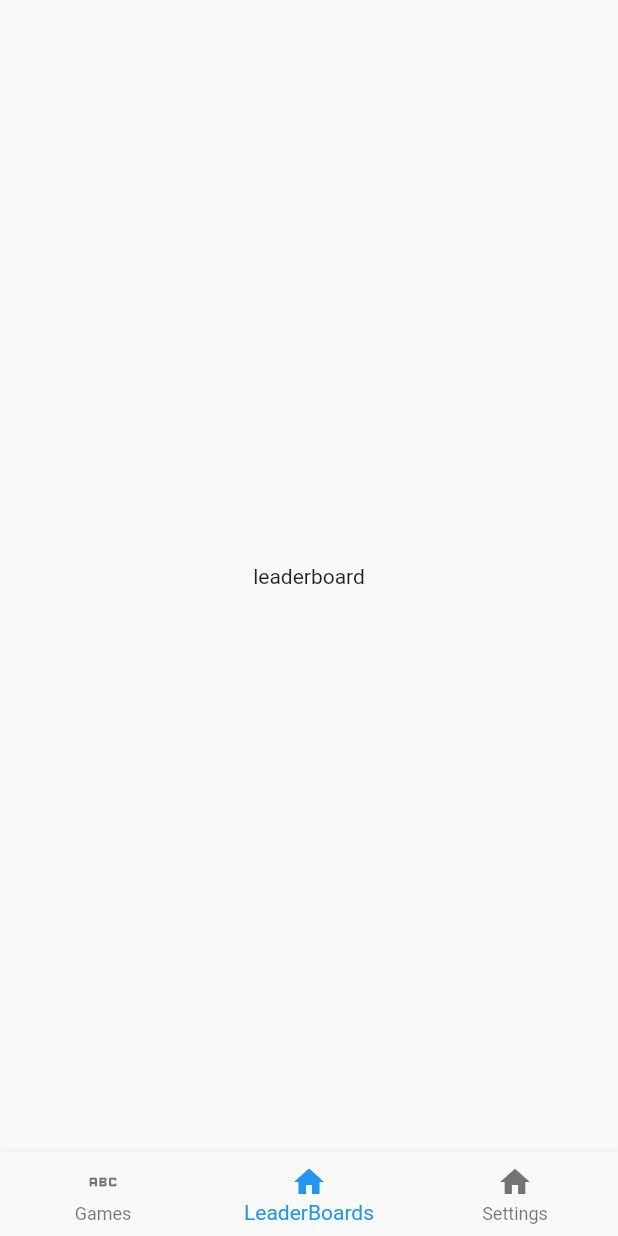
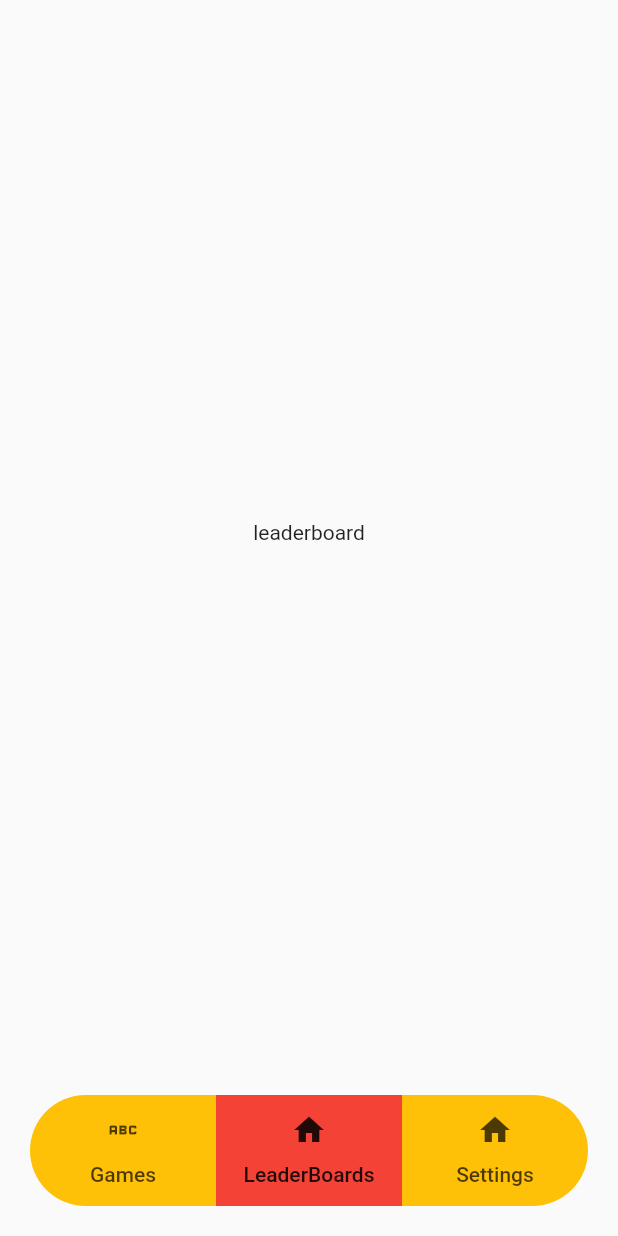
Before and after one commit to JoncarlosT/flutterplayground, a Flutter app: the screen it shows after launch, item 2 of the bottom bar chosen, on a phone screen of 412 x 824 dp. Run offline on Flutter 3.47's test engine with Material 2 defaults, Android fonts, the phone set to English and light mode, and no system bars; our stand-ins replace go_router.

Commit message:
added custom styling on custom navigation bar

```diff
--- a/lib/features/Dashboard/presentation/bloc/dashboard_controller.dart
+++ b/lib/features/Dashboard/presentation/bloc/dashboard_controller.dart
@@ -9,6 +9,8 @@ class DashboardController extends ChangeNotifier {
 
   int get tabIndex => _tabIndex;
 
+  int get dashBoardTabLength => DashboardTabs.values.length;
+
   set tabIndex(int tab) {
     _tabIndex = tab;
     notifyListeners();
--- a/lib/features/Dashboard/presentation/screen/dashboard.dart
+++ b/lib/features/Dashboard/presentation/screen/dashboard.dart
@@ -30,18 +30,19 @@ class Dashboard extends StatelessWidget {
               ],
             ),
             bottomNavigationBar: CustomNavigationBar(
-              navigationBarItems: const <BottomNavigationBarItem>[
-                BottomNavigationBarItem(
+              numberOfTabs: value.dashBoardTabLength,
+              navigationBarItems: const <Tab>[
+                Tab(
                   icon: Icon(Icons.abc),
-                  label: "Games",
+                  text: "Games",
                 ),
-                BottomNavigationBarItem(
+                Tab(
                   icon: Icon(Icons.home),
-                  label: "LeaderBoards",
+                  text: "LeaderBoards",
                 ),
-                BottomNavigationBarItem(
+                Tab(
                   icon: Icon(Icons.home),
-                  label: "Settings",
+                  text: "Settings",
                 ),
               ],
               onTabSelect: (idx) => value.tabIndex = idx,
--- a/lib/features/Dashboard/presentation/widget/custom_navigation_bar.dart
+++ b/lib/features/Dashboard/presentation/widget/custom_navigation_bar.dart
@@ -1,25 +1,58 @@
 import 'package:flutter/material.dart';
 
 class CustomNavigationBar extends StatelessWidget {
-  /// [CustomNavigationBar] is the custom bottom navigation bar used in [Dashboard]
+  /// [CustomNavigationBar] is the custom bottom navigation bar used in [Dashboard].
   ///
   const CustomNavigationBar({
     super.key,
     required this.navigationBarItems,
     required this.onTabSelect,
     required this.currentTab,
+    required this.numberOfTabs,
   });
 
-  final List<BottomNavigationBarItem> navigationBarItems;
+  /// A list of navigation tabs.
+  final List<Tab> navigationBarItems;
+
+  /// onTap function to handle switching between tabs.
   final void Function(int) onTabSelect;
+
+  /// The current tab being displayed.
   final int currentTab;
+
+  /// The number of tabs in [CustomNavigationBar] need for [DefaultTabController]
+  final int numberOfTabs;
 
   @override
   Widget build(BuildContext context) {
-    return BottomNavigationBar(
-      items: navigationBarItems,
-      onTap: onTabSelect,
-      currentIndex: currentTab,
+    return Container(
+      margin: const EdgeInsets.all(20),
+      decoration: const BoxDecoration(
+        color: Colors.amber,
+        borderRadius: BorderRadius.all(
+          Radius.circular(40),
+        ),
+      ),
+      child: DefaultTabController(
+        initialIndex: currentTab,
+        length: numberOfTabs,
+        animationDuration: const Duration(),
+        child: TabBar(
+          indicator: const BoxDecoration(color: Colors.red),
+          tabs: navigationBarItems,
+          onTap: onTabSelect,
+        ),
+      ),
     );
   }
+
+  // @override
+  // Widget build(BuildContext context) {
+  //   return BottomNavigationBar(
+  //     backgroundColor: Colors.amber,
+  //     items: navigationBarItems,
+  //     onTap: onTabSelect,
+  //     currentIndex: currentTab,
+  //   );
+  // }
 }
```
